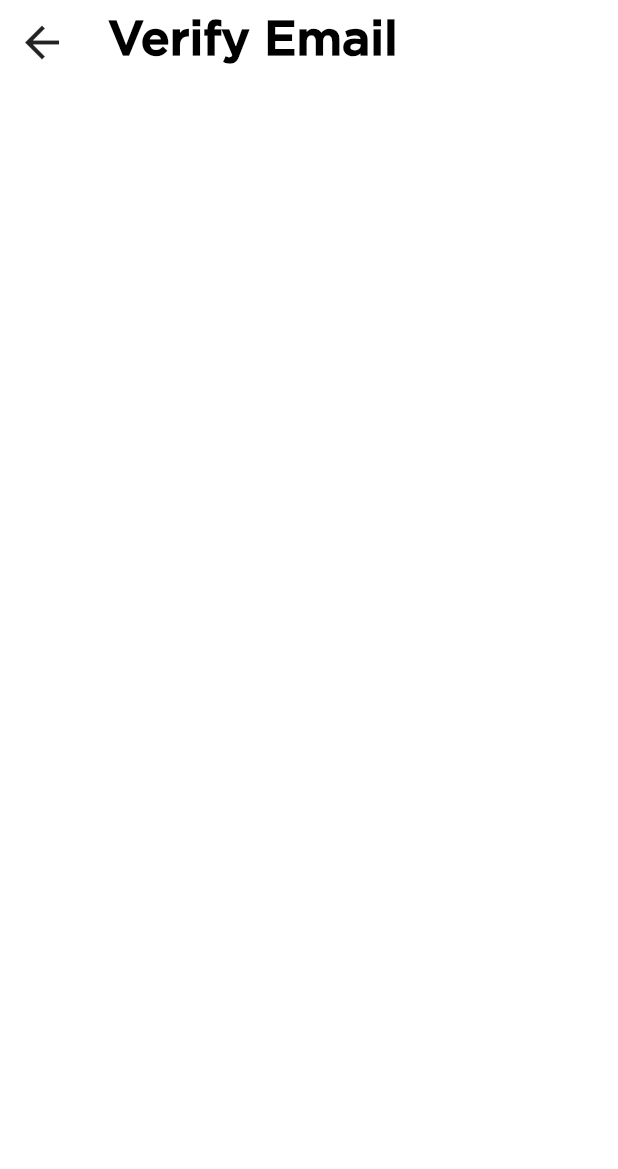
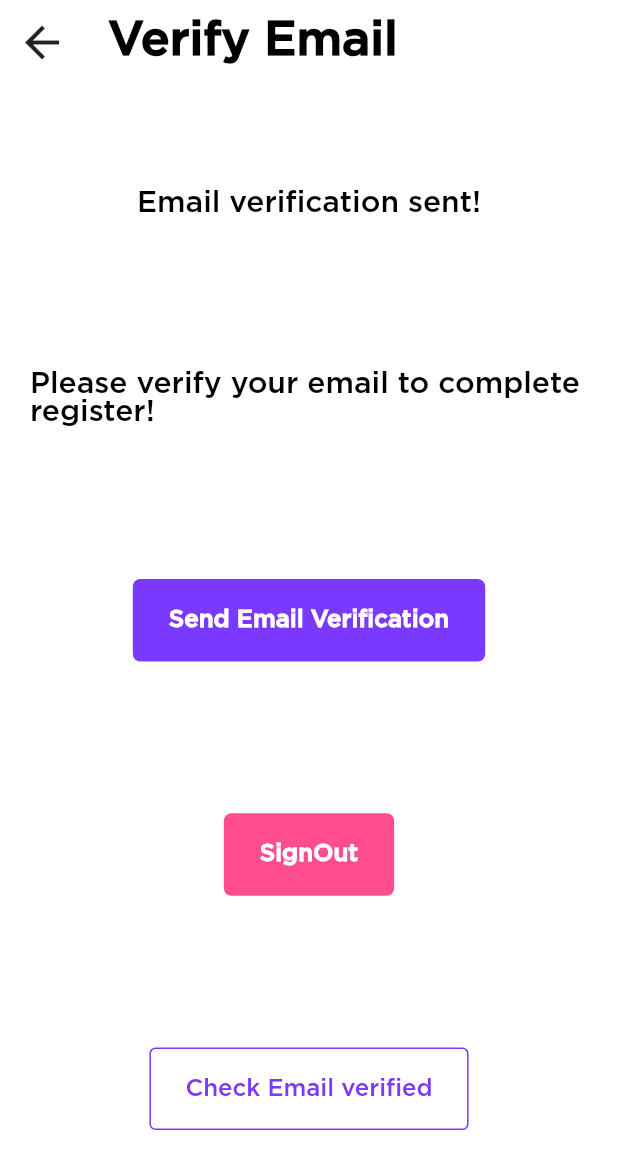
Before and after one commit to khush2003/wismod, a Flutter app: the VerifyEmailView screen opened by its route, on a phone screen of 412 x 824 dp. Shown: the top 1169 px of the screen. Run offline on Flutter 3.47's test engine with Material 2 defaults, Android fonts, the phone set to English and light mode, and no system bars; our stand-ins replace firebase_auth, firebase_core, get, image_picker; accounts and stored records are empty.

Commit message:
Auth completion (Some errors need to solve)

```diff
--- a/lib/main.dart
+++ b/lib/main.dart
@@ -3,7 +3,6 @@ import 'package:flutter/material.dart';
 import 'package:get/get_navigation/src/root/get_material_app.dart';
 import 'package:wismod/firebase_options.dart';
 import 'package:wismod/initial_bindings.dart';
-import 'package:wismod/modules/auth/controllers/auth_controller.dart';
 import 'package:wismod/routes/routes.dart';
 import 'package:wismod/theme/theme_data.dart';
 import 'package:get/get.dart';
--- a/lib/modules/auth/controllers/log_in_controller.dart
+++ b/lib/modules/auth/controllers/log_in_controller.dart
@@ -1,6 +1,5 @@
 import 'package:flutter/material.dart';
 import 'package:get/get.dart';
-import 'package:get/get_state_manager/get_state_manager.dart';
 import 'package:wismod/modules/auth/controllers/auth_controller.dart';
 import 'package:wismod/utils/app_utils.dart';
 
--- a/lib/modules/auth/controllers/signup_controller.dart
+++ b/lib/modules/auth/controllers/signup_controller.dart
@@ -1,8 +1,6 @@
 import 'package:flutter/material.dart';
 import 'package:get/get.dart';
 
-import '../../../routes/routes.dart';
-import '../../../theme/global_widgets.dart';
 import '../../../utils/app_utils.dart';
 import 'auth_controller.dart';
 
--- a/lib/modules/auth/views/verify_email_view.dart
+++ b/lib/modules/auth/views/verify_email_view.dart
@@ -1,12 +1,43 @@
 import 'package:flutter/material.dart';
+import 'package:wismod/modules/auth/controllers/auth_controller.dart';
+import 'package:wismod/theme/global_widgets.dart';
+import 'package:wismod/utils/app_utils.dart';
 
 class VerifyEmailView extends StatelessWidget {
-  const VerifyEmailView({super.key});
-
+  VerifyEmailView({super.key});
+  final authController = AuthController.instance;
   @override
   Widget build(BuildContext context) {
     return Scaffold(
-      appBar: AppBar(title: const Text("Verify Email")),
-    );
+        appBar: AppBar(title: const Text("Verify Email")),
+        body: Padding(
+          padding: const EdgeInsets.all(sideWidth),
+          child: Center(
+            child: Column(
+              mainAxisAlignment: MainAxisAlignment.spaceAround,
+              children: [
+                Text("Email verification sent!",
+                    style: Theme.of(context).textTheme.displayLarge),
+                Text("Please verify your email to complete register!",
+                    style: Theme.of(context).textTheme.displayLarge),
+                PrimaryButtonMedium(
+                    child: const Text("Send Email Verification"),
+                    onPressed: () {
+                      authController.sendEmailVerification();
+                    }),
+                SecondaryButtonMedium(
+                    child: const Text("SignOut"),
+                    onPressed: () {
+                      authController.logout();
+                    }),
+                OutlineButtonMedium(
+                    child: const Text("Check Email verified"),
+                    onPressed: () {
+                      authController.checkEmailVerified();
+                    }),
+              ],
+            ),
+          ),
+        ));
   }
 }
--- a/lib/modules/middleware/page_route_middleware.dart
+++ b/lib/modules/middleware/page_route_middleware.dart
@@ -14,7 +14,7 @@ class AuthManager extends GetMiddleware {
       if (user.emailVerified) {
         return const RouteSettings(name: Routes.allPagesNav);
       } else {
-        return const RouteSettings(name: Routes.login);
+        return const RouteSettings(name: Routes.verifyemail);
       }
     }
 
--- a/lib/routes/routes.dart
+++ b/lib/routes/routes.dart
@@ -4,7 +4,6 @@ import 'package:wismod/modules/auth/views/signup_view.dart';
 import 'package:wismod/modules/auth/views/verify_email_view.dart';
 import 'package:wismod/modules/home/views/all_pages_nav.dart';
 import '../modules/home/views/onboarding.dart';
-import '../modules/home/views/home.dart';
 import '../modules/home/views/create_event.dart';
 import '../modules/middleware/page_route_middleware.dart';
 // import '../redirect_page.dart';
@@ -25,7 +24,7 @@ final getPages = [
   GetPage(name: Routes.onboarding, page: () => const OnboardingView(), middlewares: [AuthManager()]),
   GetPage(name: Routes.login, page: () => LogInView()),
   GetPage(name: Routes.signup, page: () => SignUpView()),
-  GetPage(name: Routes.verifyemail, page: () => const VerifyEmailView()),
+  GetPage(name: Routes.verifyemail, page: () => VerifyEmailView()),
   GetPage(name: Routes.createEvent, page: () => const CreateEventView()),
   // GetPage(name: '/redirect',page: () => const RedirectView(), middlewares: [AuthManager()])
   // Initialize route here
--- a/lib/theme/theme_data.dart
+++ b/lib/theme/theme_data.dart
@@ -1,5 +1,4 @@
 import 'package:flutter/material.dart';
-import 'package:flutter/services.dart';
 
 // To use Text theme in widgets or colors in widgets you can use it like this
 // Text("..", style: Theme.of(context).textTheme.displayLarge) DisplayLarge or any other of your choice defined below
```
Also changed, not shown: lib/modules/auth/controllers/auth_controller.dart (+27 -4 lines).
